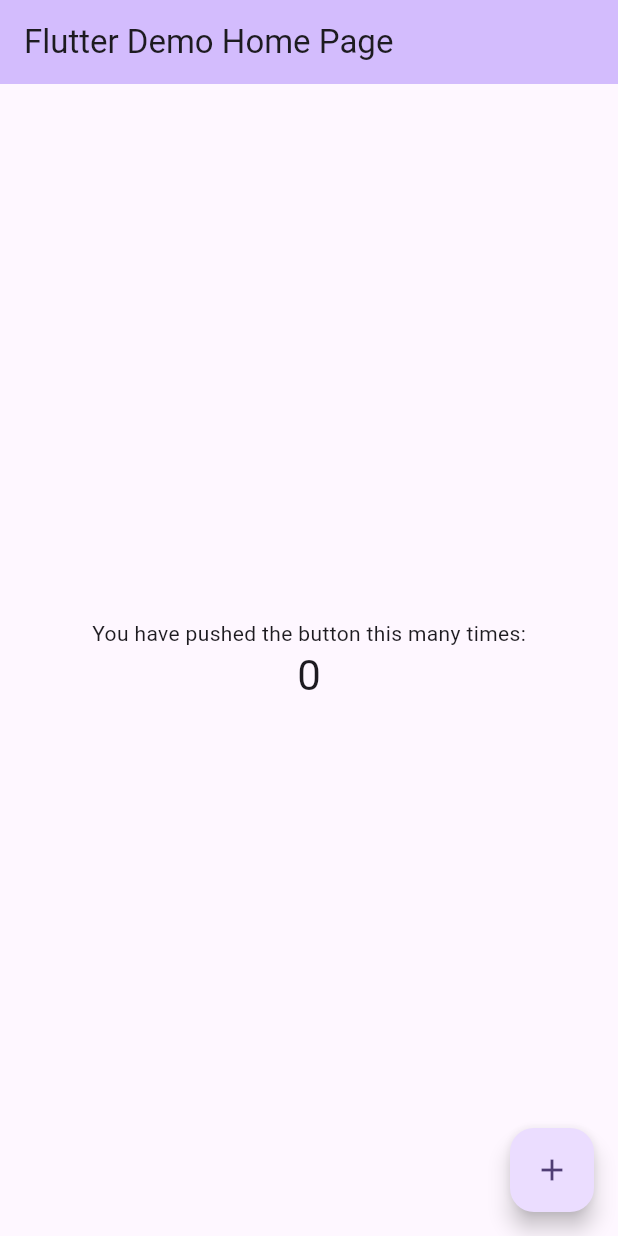
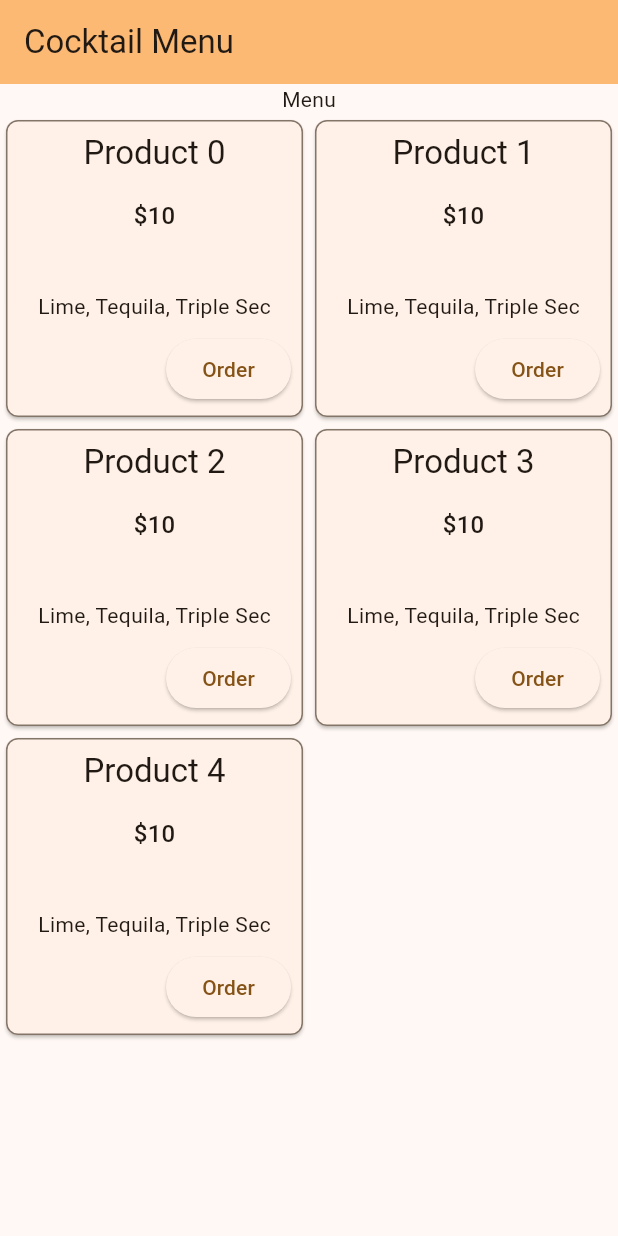
Before and after one commit to Crosline/panteon-cocktail-menu, a Flutter app: the screen it shows after launch, on a phone screen of 412 x 824 dp. Run offline on Flutter 3.47's test engine with Material 3 defaults, Android fonts, the phone set to English and light mode, and no system bars.

Commit message:
menu view

```diff
--- a/lib/main.dart
+++ b/lib/main.dart
@@ -1,4 +1,5 @@
 import 'package:flutter/material.dart';
+import 'package:panteon_cocktail_menu/widgets/product-card.dart';
 
 void main() {
   runApp(const MyApp());
@@ -11,7 +12,7 @@ class MyApp extends StatelessWidget {
   @override
   Widget build(BuildContext context) {
     return MaterialApp(
-      title: 'Flutter Demo',
+      title: 'Panteon Bar',
       theme: ThemeData(
         // This is the theme of your application.
         //
@@ -28,17 +29,17 @@ class MyApp extends StatelessWidget {
         //
         // This works for code too, not just values: Most code changes can be
         // tested with just a hot reload.
-        colorScheme: ColorScheme.fromSeed(seedColor: Colors.deepPurple),
+        colorScheme:
+            ColorScheme.fromSeed(seedColor: Color.fromARGB(81, 222, 135, 12)),
         useMaterial3: true,
       ),
-      home: const MyHomePage(title: 'Flutter Demo Home Page'),
+      home: const MyHomePage(title: 'Cocktail Menu'),
     );
   }
 }
 
 class MyHomePage extends StatefulWidget {
   const MyHomePage({super.key, required this.title});
-
   // This widget is the home page of your application. It is stateful, meaning
   // that it has a State object (defined below) that contains fields that affect
   // how it looks.
@@ -52,6 +53,33 @@ class MyHomePage extends StatefulWidget {
 
   @override
   State<MyHomePage> createState() => _MyHomePageState();
+}
+
+class MenuWidget extends StatelessWidget {
+  const MenuWidget({super.key});
+  @override
+  Widget build(BuildContext context) {
+    return Center(
+      child: Column(
+        children: <Widget>[
+          const Text('Menu'),
+          Expanded(
+            child: GridView.count(
+              crossAxisCount: 2,
+              scrollDirection: Axis.vertical,
+              children: List.generate(5, (index) {
+                return ProductCard(
+                  title: 'Product $index',
+                  price: '\$10',
+                  image: 'assets/images/cocktail.jpg',
+                );
+              }),
+            ),
+          ),
+        ],
+      ),
+    );
+  }
 }
 
 class _MyHomePageState extends State<MyHomePage> {
@@ -86,7 +114,7 @@ class _MyHomePageState extends State<MyHomePage> {
         // the App.build method, and use it to set our appbar title.
         title: Text(widget.title),
       ),
-      body: Center(
+      body: const Center(
         // Center is a layout widget. It takes a single child and positions it
         // in the middle of the parent.
         child: Column(
@@ -105,21 +133,10 @@ class _MyHomePageState extends State<MyHomePage> {
           // wireframe for each widget.
           mainAxisAlignment: MainAxisAlignment.center,
           children: <Widget>[
-            const Text(
-              'You have pushed the button this many times:',
-            ),
-            Text(
-              '$_counter',
-              style: Theme.of(context).textTheme.headlineMedium,
-            ),
+            Expanded(child: MenuWidget()),
           ],
         ),
       ),
-      floatingActionButton: FloatingActionButton(
-        onPressed: _incrementCounter,
-        tooltip: 'Increment',
-        child: const Icon(Icons.add),
-      ), // This trailing comma makes auto-formatting nicer for build methods.
     );
   }
 }
--- /dev/null
+++ b/lib/widgets/product-card.dart
@@ -0,0 +1,56 @@
+import 'dart:ui';
+
+import 'package:flutter/material.dart';
+
+class ProductCard extends StatelessWidget {
+  const ProductCard(
+      {Key? key, required this.title, required this.price, required this.image})
+      : super(key: key);
+  final String title;
+  final String price;
+  final String image;
+
+  @override
+  Widget build(BuildContext context) {
+    return Card(
+        shape: RoundedRectangleBorder(
+            borderRadius: const BorderRadius.all(Radius.circular(8)),
+            side: BorderSide(color: Theme.of(context).colorScheme.outline)),
+        child: Column(
+          children: <Widget>[
+            // Image.asset(
+            //   image,
+            //   fit: BoxFit.cover,
+            //   height: 100,
+            //   width: double.infinity,
+            // ),
+            Padding(
+              padding: const EdgeInsets.all(8.0),
+              child: Text(
+                title,
+                style: Theme.of(context).textTheme.titleLarge,
+              ),
+            ),
+            Padding(
+              padding: const EdgeInsets.all(8.0),
+              child: Text(
+                price,
+                style: Theme.of(context).textTheme.titleMedium,
+              ),
+            ),
+            const Spacer(),
+            const Text("Lime, Tequila, Triple Sec"),
+            Align(
+              alignment: Alignment.bottomRight,
+              child: Padding(
+                padding: const EdgeInsets.all(8.0),
+                child: ElevatedButton(
+                  onPressed: () {},
+                  child: const Text('Order'),
+                ),
+              ),
+            )
+          ],
+        ));
+  }
+}
```
Also changed, not shown: 6 other files.
